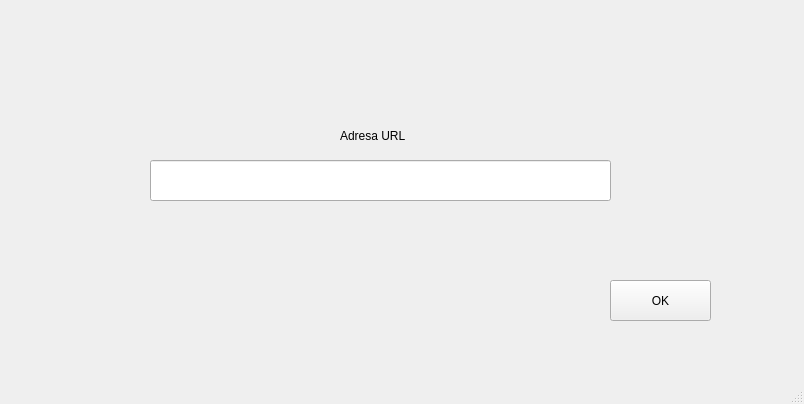
Above: Generator/httpget.ui from alexandragugu/Practica2023 before the change. Below: the same form after it.
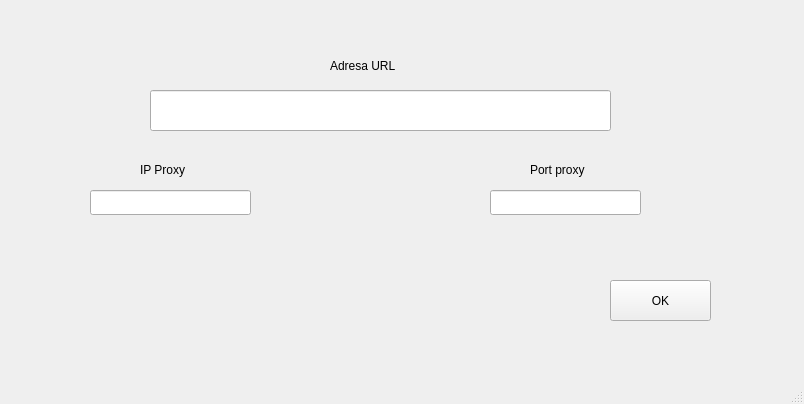
That is the form after the change.

```diff
--- a/Generator/httpget.ui
+++ b/Generator/httpget.ui
@@ -18,7 +18,7 @@
     <property name="geometry">
      <rect>
       <x>150</x>
-      <y>160</y>
+      <y>90</y>
       <width>461</width>
       <height>41</height>
      </rect>
@@ -27,8 +27,8 @@
    <widget class="QLabel" name="label">
     <property name="geometry">
      <rect>
-      <x>340</x>
-      <y>120</y>
+      <x>330</x>
+      <y>50</y>
       <width>91</width>
       <height>31</height>
      </rect>
@@ -50,6 +50,52 @@
      <string>OK</string>
     </property>
    </widget>
+   <widget class="QLineEdit" name="ip_proxy">
+    <property name="geometry">
+     <rect>
+      <x>90</x>
+      <y>190</y>
+      <width>161</width>
+      <height>25</height>
+     </rect>
+    </property>
+   </widget>
+   <widget class="QLineEdit" name="port_proxy">
+    <property name="geometry">
+     <rect>
+      <x>490</x>
+      <y>190</y>
+      <width>151</width>
+      <height>25</height>
+     </rect>
+    </property>
+   </widget>
+   <widget class="QLabel" name="label_2">
+    <property name="geometry">
+     <rect>
+      <x>140</x>
+      <y>160</y>
+      <width>61</width>
+      <height>20</height>
+     </rect>
+    </property>
+    <property name="text">
+     <string>IP Proxy</string>
+    </property>
+   </widget>
+   <widget class="QLabel" name="label_3">
+    <property name="geometry">
+     <rect>
+      <x>530</x>
+      <y>160</y>
+      <width>71</width>
+      <height>20</height>
+     </rect>
+    </property>
+    <property name="text">
+     <string>Port proxy</string>
+    </property>
+   </widget>
   </widget>
   <widget class="QMenuBar" name="menubar">
    <property name="geometry">
```
